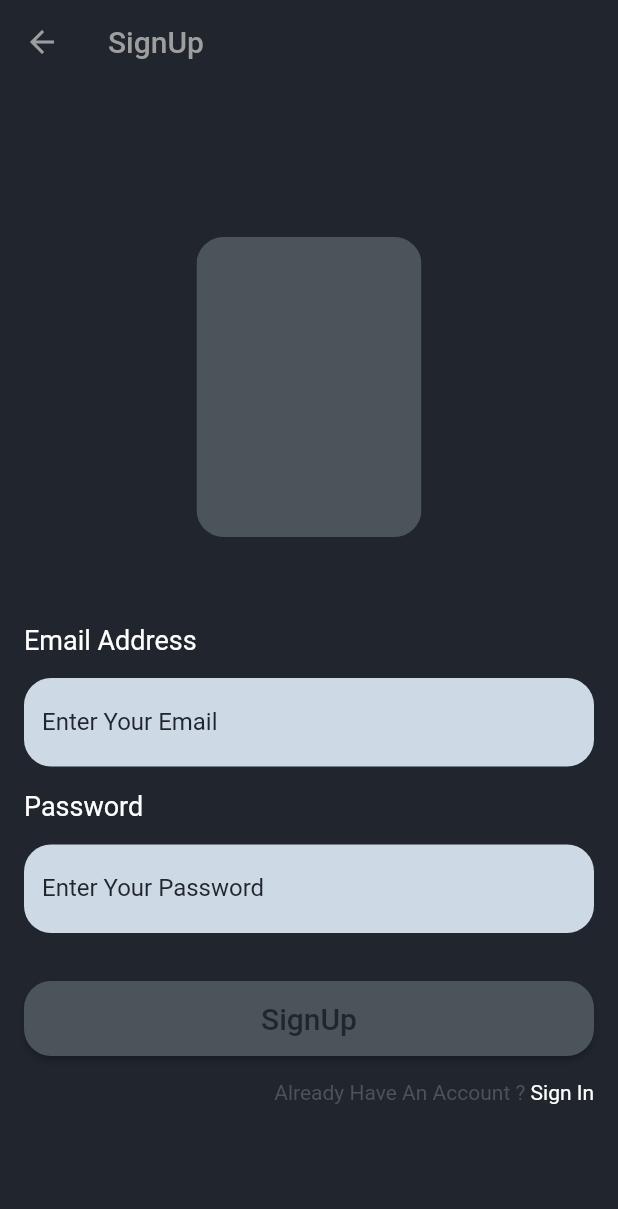
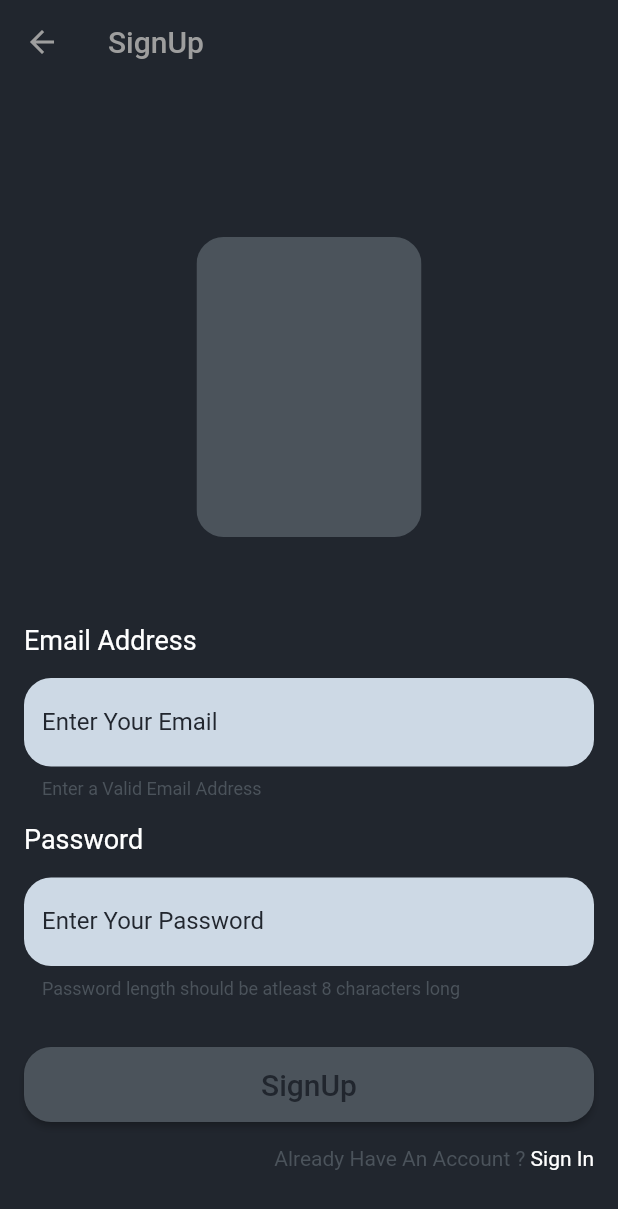
Before and after one commit to amdpt323/flutter-projects, a Flutter app: the SignupPage screen opened directly with empty values, after a tap on "SignUp", on a phone screen of 412 x 824 dp. Shown: the top 1209 px of the screen. Run offline on Flutter 3.47's test engine with Material 2 defaults, Android fonts, the phone set to English and light mode, and no system bars; our stand-ins replace cloud_firestore, email_validator, firebase_auth, firebase_core; accounts and stored records are empty; network calls fail.

```diff
--- a/fetch_movie_app/lib/widgets/SignupPage.dart
+++ b/fetch_movie_app/lib/widgets/SignupPage.dart
@@ -1,3 +1,7 @@
+
+import 'package:email_validator/email_validator.dart';
+import 'package:fetch_movie_app/widgets/Utils.dart';
+import 'package:firebase_auth/firebase_auth.dart';
 
 import 'package:flutter/gestures.dart';
 import 'package:flutter/material.dart';
@@ -17,10 +21,18 @@ class SignupPage extends StatefulWidget {
 }
 
 class _SignupPageState extends State<SignupPage> {
-
+  final formKey = GlobalKey<FormState>();
   final emailController = TextEditingController();
   final passwordController = TextEditingController();
   bool isChecked = false;
+
+  @override
+  void dispose(){
+    emailController.dispose();
+    passwordController.dispose();
+
+    super.dispose();
+  }
 
 
   @override
@@ -31,6 +43,8 @@ class _SignupPageState extends State<SignupPage> {
     body:SingleChildScrollView(
       child: Padding(
         padding: const EdgeInsets.all(8.0),
+        child: Form(
+          key: formKey,
           child: Column(
             mainAxisAlignment: MainAxisAlignment.center,
             crossAxisAlignment: CrossAxisAlignment.start,
@@ -77,6 +91,14 @@ class _SignupPageState extends State<SignupPage> {
                       borderRadius: BorderRadius.circular(18),
                     ),
                   ),
+                  style: TextStyle(
+                    color: Colors.black,
+                  ),
+                  autovalidateMode: AutovalidateMode.onUserInteraction,
+                  validator: (email)=>
+                  email!=null && !EmailValidator.validate(email)
+                    ?'Enter a Valid Email Address'
+                    :null,
                 ),
               ),
               Padding(
@@ -107,6 +129,13 @@ class _SignupPageState extends State<SignupPage> {
                           borderSide: BorderSide.none
                       )
                   ),
+                  style: TextStyle(
+                    color: Colors.black,
+                  ),
+                  validator: (password)=>
+                  password!=null && password.length<8
+                    ?'Password length should be atleast 8 characters long'
+                    :null,
                 ),
               ),
               Padding(
@@ -119,7 +148,7 @@ class _SignupPageState extends State<SignupPage> {
                     ),
                   ),
                   child: Text("SignUp",style: TextStyle(fontSize: 20),),
-                onPressed: (){},
+                  onPressed:signUp,
                 ),
               ),
 
@@ -152,9 +181,27 @@ class _SignupPageState extends State<SignupPage> {
             ],
 
           ),
+        ),
 
       ),
     ),
   );
 
+  Future signUp () async {
+    final isValid = formKey.currentState!.validate();
+    if(!isValid) return;
+
+
+    try{
+      await FirebaseAuth.instance.createUserWithEmailAndPassword(
+          email: emailController.text.trim(), password: passwordController.text.trim()
+      );
+      await FirebaseAuth.instance.signOut();
+      Utils.showSnackbar('Account created !! Please Login',true);
+    } on FirebaseAuthException catch (e){
+      print(e);
+      Utils.showSnackbar(e.message,false);
     }
+  }
+
+}
--- a/fetch_movie_app/pubspec.yaml
+++ b/fetch_movie_app/pubspec.yaml
@@ -36,6 +36,10 @@ dependencies:
   # The following adds the Cupertino Icons font to your application.
   # Use with the CupertinoIcons class for iOS style icons.
   cupertino_icons: ^1.0.2
+  firebase_core: ^2.4.0
+  firebase_auth: ^4.2.3
+  email_validator: ^2.1.17
+  http: ^0.13.5
 
 dev_dependencies:
   flutter_test:
```
Also changed, not shown: fetch_movie_app/lib/main.dart (+27 -4 lines), fetch_movie_app/lib/model/movieModel.dart (added, +103 -0 lines), fetch_movie_app/lib/pages/HomePage.dart (+39 -0 lines), fetch_movie_app/lib/widgets/LoginPage.dart (+27 -1 lines), fetch_movie_app/lib/widgets/Utils.dart (added, +22 -0 lines), fetch_movie_app/lib/firebase_options.dart (added), fetch_movie_app/pubspec.lock, 3 other files. Lines whose indentation alone changed are shown as unchanged.
